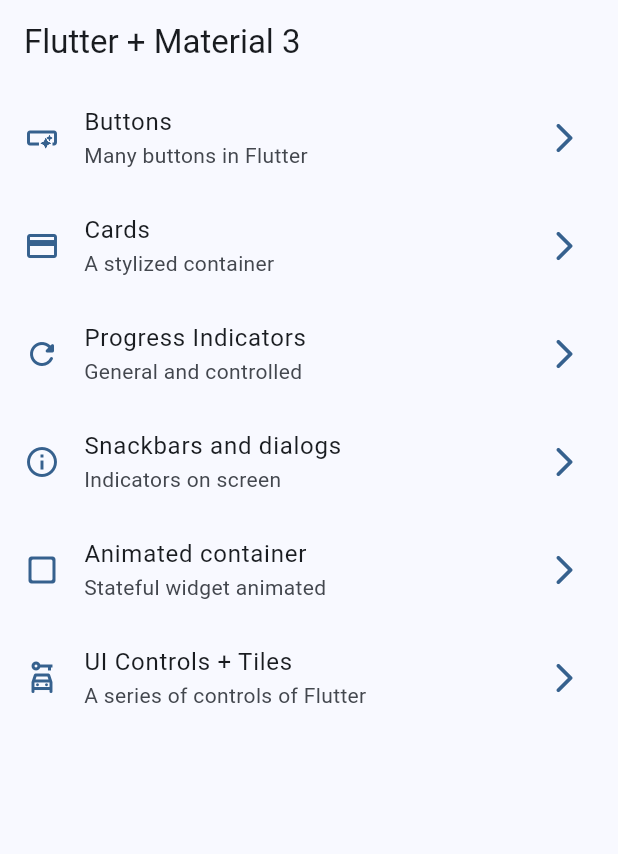
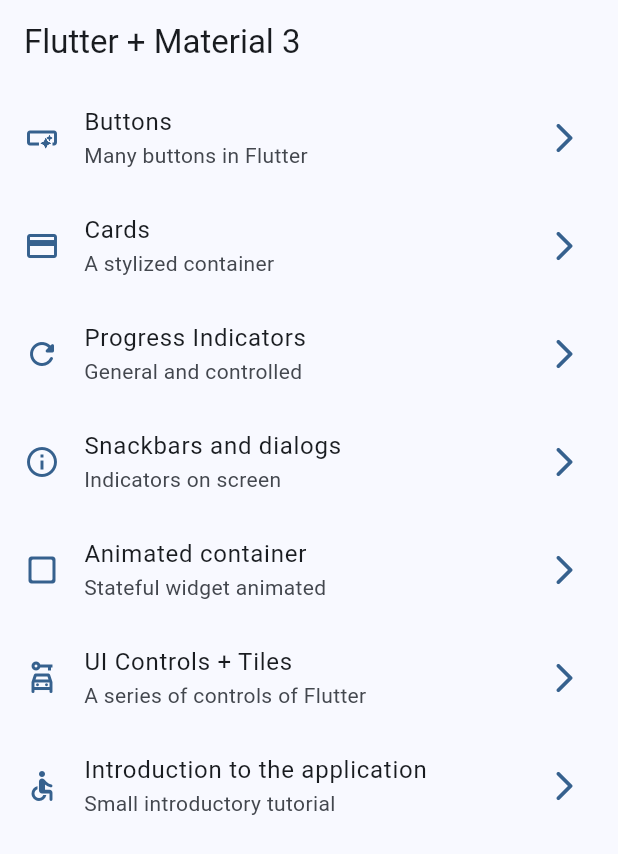
Before and after one commit to eltruforce/widgets-app, a Flutter app: the screen it shows after launch, on a phone screen of 412 x 824 dp. Shown: the top 854 px of the screen. Run offline on Flutter 3.47's test engine with Material 3 defaults, Android fonts, the phone set to English and light mode, and no system bars; our stand-ins replace go_router.

Commit message:
feat: add tutorial screen

```diff
--- a/lib/config/menu/menu_items.dart
+++ b/lib/config/menu/menu_items.dart
@@ -51,4 +51,10 @@ const appMenuItems = <MenuItem>[
     link: '/ui-controls',
     icon: Icons.car_rental_outlined,
   ),
+  MenuItem(
+    title: 'Introduction to the application',
+    subTitle: 'Small introductory tutorial',
+    link: '/tutorial',
+    icon: Icons.accessible_rounded,
+  ),
 ];
--- a/lib/config/router/app_router.dart
+++ b/lib/config/router/app_router.dart
@@ -39,5 +39,10 @@ final appRouter = GoRouter(
       name: UiControlsScreen.name,
       builder: (context, state) => const UiControlsScreen(),
     ),
+    GoRoute(
+      path: '/tutorial',
+      name: AppTutorialScreen.name,
+      builder: (context, state) => const AppTutorialScreen(),
+    ),
   ],
 );
```
